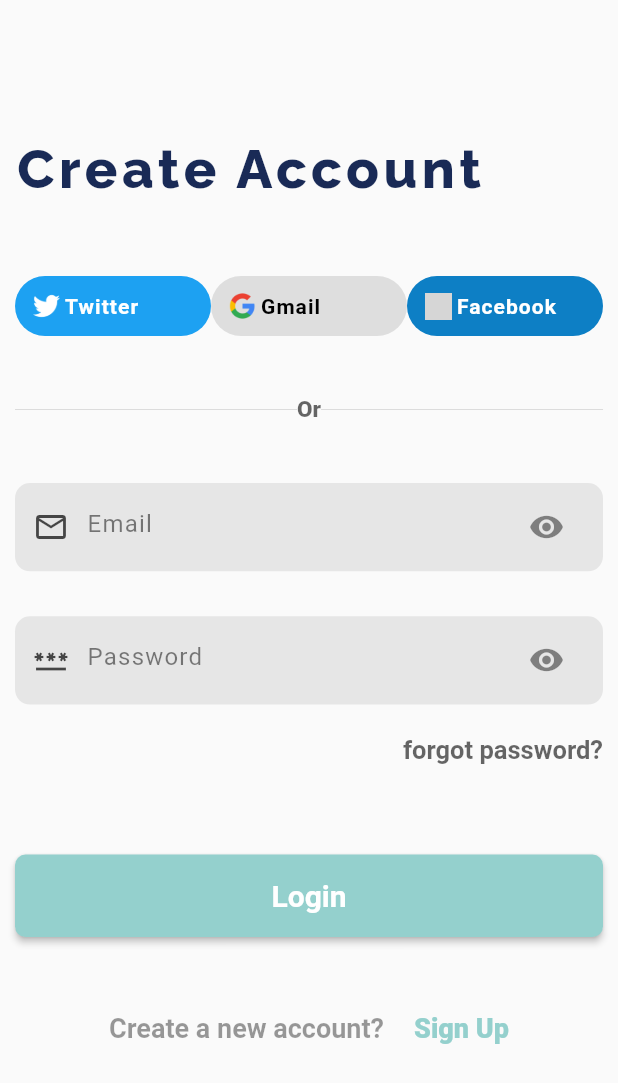
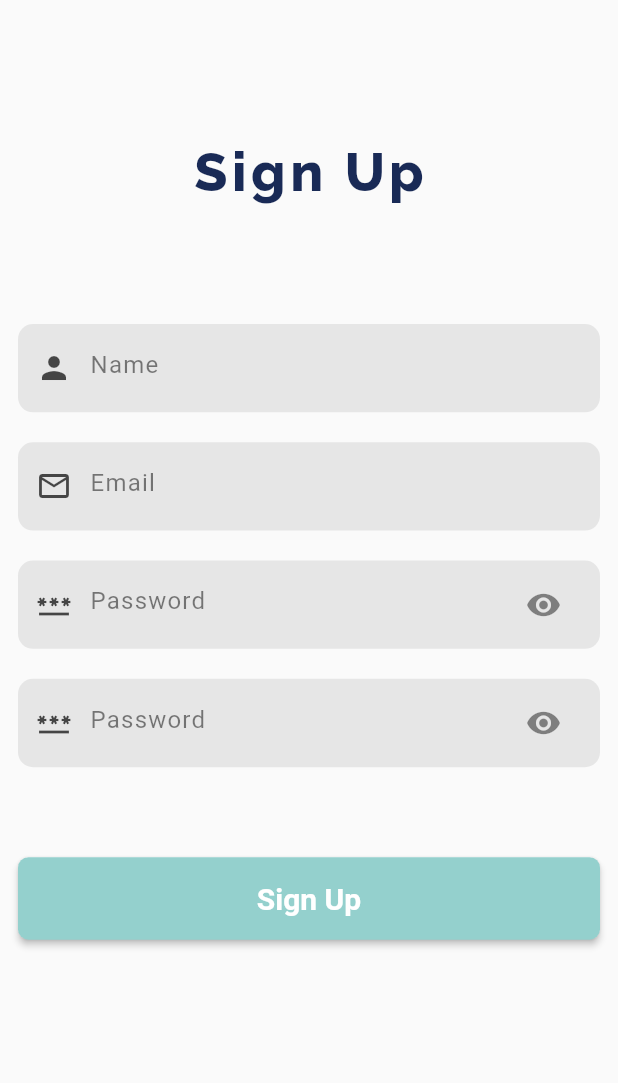
Before and after one commit to vshnu97/Firebase_project, a Flutter app: the screen it shows after launch, after a tap on "Sign Up", on a phone screen of 412 x 824 dp. Shown: the top 1083 px of the screen. Run offline on Flutter 3.47's test engine with Material 2 defaults, Android fonts, the phone set to English and light mode, and no system bars; our stand-ins replace google_fonts; grey boxes are pictures that could not be loaded.

Commit message:
second commit

```diff
--- a/lib/login/view/screen_home.dart
+++ b/lib/login/view/screen_home.dart
@@ -1,11 +1,9 @@
-
-
-
 import 'package:firebase_project/login/view/widgets/container_widget.dart';
+import 'package:firebase_project/routes/navigator.dart';
+import 'package:firebase_project/sign_up/view/screen_sign_up.dart';
 import 'package:firebase_project/utitis/colors/colors.dart';
 import 'package:firebase_project/utitis/sizedbox/sizedbox.dart';
 import 'package:flutter/material.dart';
-
 import '../../utitis/fonts/fonts.dart';
 import 'widgets/button_widget.dart';
 import 'widgets/textfield_widget.dart';
@@ -16,6 +14,7 @@ class ScreenHome extends StatelessWidget {
   @override
   Widget build(BuildContext context) {
     final _size = MediaQuery.of(context).size.width;
+    Size size = MediaQuery.of(context).size;
     return Scaffold(
       resizeToAvoidBottomInset: false,
       body: Padding(
@@ -72,13 +71,30 @@ class ScreenHome extends StatelessWidget {
               ],
             ),
             ksizedBox40,
-            TextfieldWidget(
-              hinttext: 'Email',
-              inputType: TextInputType.emailAddress,
-              prefixIcon: Icons.email_outlined,
+            Container(
+              height: size.width / 7,
+              width: size.width / 1,
+              alignment: Alignment.center,
+              padding: EdgeInsets.only(right: size.width / 30),
+              decoration: BoxDecoration(
+                  color: kBlackColor.withOpacity(.08),
+                  borderRadius: BorderRadius.circular(10)),
+              child: TextField(
+                keyboardType: TextInputType.emailAddress,
+                style: TextStyle(
+                    color: kBlackColor.withOpacity(.8), letterSpacing: .8),
+                decoration: InputDecoration(
+                  border: InputBorder.none,
+                  prefixIcon: Icon(Icons.email_outlined,
+                      color: kBlackColor.withOpacity(.7)),
+                  hintText: 'Email',
+                  hintStyle: TextStyle(
+                      color: kBlackColor.withOpacity(.5), fontSize: 16),
+                ),
+              ),
             ),
             ksizedbox30,
-            TextfieldWidget(
+            TextfieldWidgetPassword(
               hinttext: 'Password',
               inputType: TextInputType.visiblePassword,
               prefixIcon: Icons.password_outlined,
@@ -110,7 +126,9 @@ class ScreenHome extends StatelessWidget {
                         color: kBlackColor.withOpacity(.4))),
                 wsizedBox20,
                 GestureDetector(
-                  onTap: (){},
+                  onTap: () {
+                    Routes.pushScreen(screen: const ScreenSignUp());
+                  },
                   child: const Text(
                     "Sign Up",
                     style: TextStyle(
--- a/lib/login/view/widgets/textfield_widget.dart
+++ b/lib/login/view/widgets/textfield_widget.dart
@@ -3,12 +3,12 @@ import 'package:firebase_project/utitis/colors/colors.dart';
 import 'package:flutter/material.dart';
 import 'package:provider/provider.dart';
 
-class TextfieldWidget extends StatelessWidget {
+class TextfieldWidgetPassword extends StatelessWidget {
   String hinttext;
   IconData prefixIcon;
   TextInputType inputType;
   Icon? suffixIcon;
-  TextfieldWidget(
+  TextfieldWidgetPassword(
       {Key? key,
       required this.hinttext,
       required this.inputType,
--- a/lib/main.dart
+++ b/lib/main.dart
@@ -1,5 +1,6 @@
 import 'package:firebase_project/login/view/screen_home.dart';
 import 'package:firebase_project/login/viewmodel/login.dart';
+import 'package:firebase_project/routes/navigator.dart';
 import 'package:flutter/material.dart';
 import 'package:provider/provider.dart';
 
@@ -17,6 +18,7 @@ class MyApp extends StatelessWidget {
   @override
   Widget build(BuildContext context) {
     return MaterialApp(
+      navigatorKey: Routes.navigationKey, // navigation
       debugShowCheckedModeBanner: false,
       theme: ThemeData(splashFactory: InkRipple.splashFactory),
       home: const ScreenHome(),
--- /dev/null
+++ b/lib/routes/navigator.dart
@@ -0,0 +1,23 @@
+import 'package:flutter/material.dart';
+
+class Routes {
+  static final navigationKey = GlobalKey<NavigatorState>();
+
+
+
+static pushScreen({required var screen}){
+  navigationKey.currentState?.push(MaterialPageRoute(builder: (context)=>screen));
+}
+
+static pushReplacementScreen({required var screen}){
+  navigationKey.currentState?.pushReplacement(MaterialPageRoute(builder: (context)=>screen));
+}
+
+static popScreen(){
+
+  navigationKey.currentState?.pop();
+
+}
+
+
+}
--- /dev/null
+++ b/lib/sign_up/view/screen_sign_up.dart
@@ -0,0 +1,125 @@
+import 'package:firebase_project/login/viewmodel/login.dart';
+import 'package:firebase_project/sign_up/view/widget/signup_textfield.dart';
+import 'package:firebase_project/utitis/colors/colors.dart';
+import 'package:firebase_project/utitis/fonts/fonts.dart';
+import 'package:firebase_project/utitis/sizedbox/sizedbox.dart';
+import 'package:flutter/material.dart';
+import 'package:provider/provider.dart';
+
+class ScreenSignUp extends StatelessWidget {
+  const ScreenSignUp({Key? key}) : super(key: key);
+
+  @override
+  Widget build(BuildContext context) {
+    Size size = MediaQuery.of(context).size;
+    return Scaffold(
+      resizeToAvoidBottomInset: false,
+      body: Padding(
+        padding: const EdgeInsets.all(12),
+        child: Column(
+          children: [
+            Text(
+              'Sign Up',
+              style: primaryFont(fsize: 36, fweight: FontWeight.w800),
+            ),
+            ksizedbox60,
+            SignupTextField(
+              hintText: 'Name',
+              iconprefix: Icons.person,
+            ),
+            ksizedBox20,
+            SignupTextField(
+              hintText: 'Email',
+              iconprefix: Icons.email_outlined,
+            ),
+            ksizedBox20,
+            Container(
+              height: size.width / 7,
+              width: size.width / 1,
+              alignment: Alignment.center,
+              padding: EdgeInsets.only(right: size.width / 30),
+              decoration: BoxDecoration(
+                  color: kBlackColor.withOpacity(.08),
+                  borderRadius: BorderRadius.circular(10)),
+              child: Consumer<LoginProv>(
+                builder: (context, value, child) => TextField(
+                  obscureText: context.read<LoginProv>().isObscure,
+                  keyboardType: TextInputType.text,
+                  style: TextStyle(
+                      color: kBlackColor.withOpacity(.8), letterSpacing: .8),
+                  decoration: InputDecoration(
+                      border: InputBorder.none,
+                      prefixIcon: Icon(Icons.password_outlined,
+                          color: kBlackColor.withOpacity(.7)),
+                      hintText: 'Password',
+                      hintStyle: TextStyle(
+                          color: kBlackColor.withOpacity(.5), fontSize: 16),
+                      suffixIcon: IconButton(
+                        onPressed: () {
+                          context.read<LoginProv>().passwordHide();
+                        },
+                        icon: Icon(context.read<LoginProv>().isObscure
+                            ? Icons.visibility
+                            : Icons.visibility_off),
+                      )),
+                ),
+              ),
+            ),
+            ksizedBox20,
+               Container(
+              height: size.width / 7,
+              width: size.width / 1,
+              alignment: Alignment.center,
+              padding: EdgeInsets.only(right: size.width / 30),
+              decoration: BoxDecoration(
+                  color: kBlackColor.withOpacity(.08),
+                  borderRadius: BorderRadius.circular(10)),
+              child: Consumer<LoginProv>(
+                builder: (context, value, child) => TextField(
+                  obscureText: context.read<LoginProv>().isObscure,
+                  keyboardType: TextInputType.text,
+                  style: TextStyle(
+                      color: kBlackColor.withOpacity(.8), letterSpacing: .8),
+                  decoration: InputDecoration(
+                      border: InputBorder.none,
+                      prefixIcon: Icon(Icons.password_outlined,
+                          color: kBlackColor.withOpacity(.7)),
+                      hintText: 'Password',
+                      hintStyle: TextStyle(
+                          color: kBlackColor.withOpacity(.5), fontSize: 16),
+                      suffixIcon: IconButton(
+                        onPressed: () {
+                          context.read<LoginProv>().passwordHide();
+                        },
+                        icon: Icon(context.read<LoginProv>().isObscure
+                            ? Icons.visibility
+                            : Icons.visibility_off),
+                      )),
+                ),
+              ),
+            ),
+            ksizedbox60,
+            SizedBox(
+      width: double.infinity,
+      child: MaterialButton(
+        onPressed: () {},
+        shape: RoundedRectangleBorder(borderRadius: BorderRadius.circular(7)),
+        child: const Padding(
+          padding: EdgeInsets.symmetric(vertical: 16),
+          child: Text(
+            'Sign Up',
+            style: TextStyle(
+                color: kwhiteColor, fontSize: 20, fontWeight: FontWeight.bold),
+          ),
+        ),
+        color: defaultColor,
+      ),
+    ),
+
+
+          ],
+        ),
+      ),
+    );
+  }
+}
--- /dev/null
+++ b/lib/sign_up/view/widget/signup_textfield.dart
@@ -0,0 +1,41 @@
+
+import 'package:firebase_project/utitis/colors/colors.dart';
+import 'package:flutter/material.dart';
+
+class SignupTextField extends StatelessWidget {
+  String hintText;
+  IconData iconprefix;
+   SignupTextField({
+    Key? key,required this.hintText, required this.iconprefix
+
+  }) : super(key: key);
+
+
+
+  @override
+  Widget build(BuildContext context) {
+    Size size = MediaQuery.of(context).size;
+    return Container(
+      height: size.width / 7,
+      width: size.width / 1,
+      alignment: Alignment.center,
+      padding: EdgeInsets.only(right: size.width / 30),
+      decoration: BoxDecoration(
+          color: kBlackColor.withOpacity(.08),
+          borderRadius: BorderRadius.circular(10)),
+      child: TextField(
+        keyboardType: TextInputType.emailAddress,
+        style: TextStyle(
+            color: kBlackColor.withOpacity(.8), letterSpacing: .8),
+        decoration: InputDecoration(
+          border: InputBorder.none,
+          prefixIcon:
+              Icon(iconprefix, color: kBlackColor.withOpacity(.7)),
+          hintText: hintText,
+          hintStyle: TextStyle(
+              color: kBlackColor.withOpacity(.5), fontSize: 16),
+        ),
+      ),
+    );
+  }
+}
```
